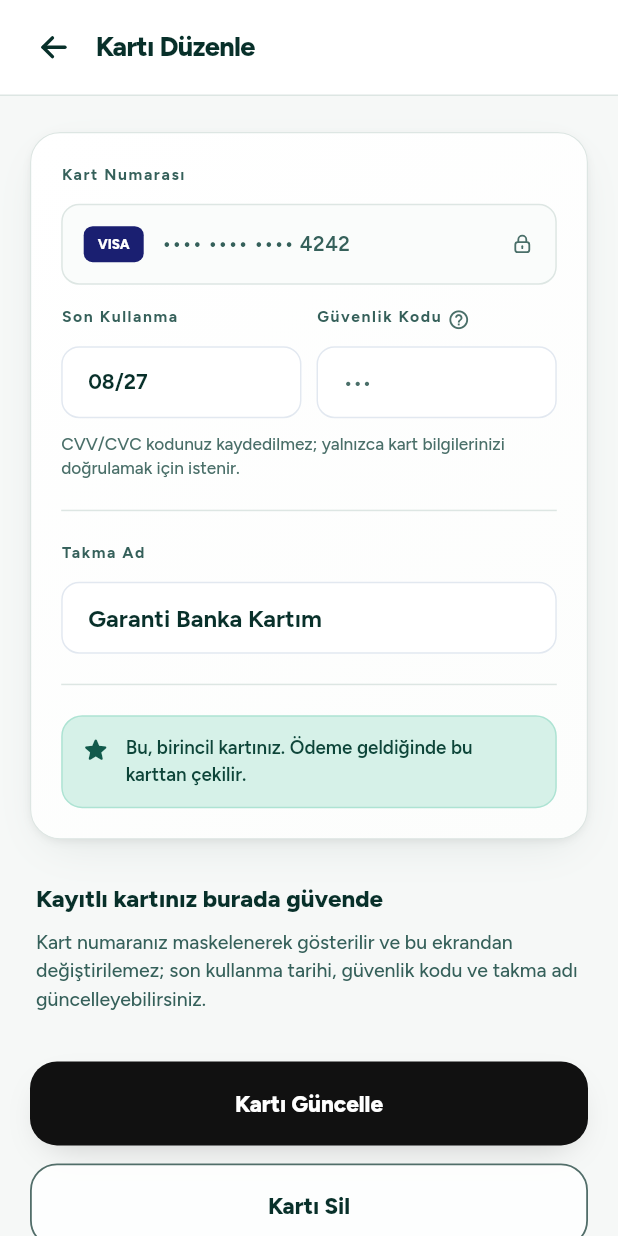
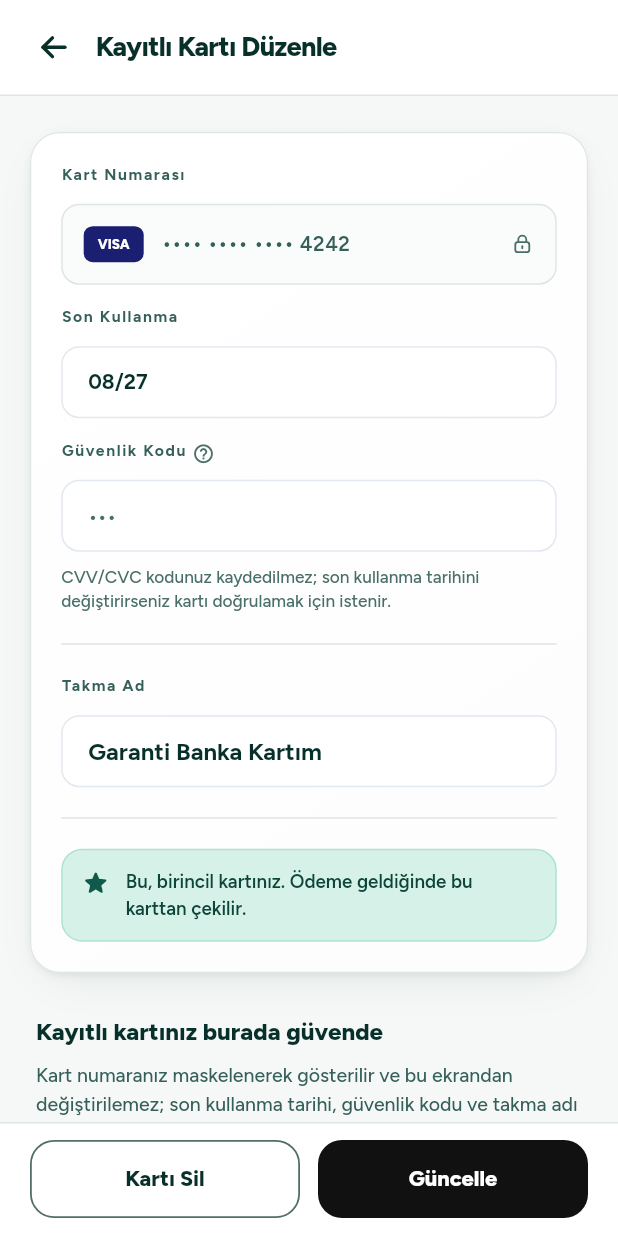
Before and after one commit to batucanx/Parosis, a Flutter app: the CardsModal screen opened directly with empty values, after a tap on "VISA", on a phone screen of 412 x 824 dp. Run offline on Flutter 3.47's test engine with Material 3 defaults, Android fonts, the phone set to English and light mode, and no system bars; our stand-ins replace flutter_svg.

Commit message:
style(design): FINDING-001 - make card flow responsive

```diff
--- a/lib/screens/cards_modal.dart
+++ b/lib/screens/cards_modal.dart
@@ -230,33 +230,11 @@ class _CardsModalState extends State<CardsModal> {
   Future<void> _openNewCard() async {
     _resetForm();
     final card = await Navigator.of(context).push<SavedCard>(
-      PageRouteBuilder<SavedCard>(
-        transitionDuration: const Duration(milliseconds: 320),
-        reverseTransitionDuration: const Duration(milliseconds: 240),
-        pageBuilder: (routeContext, animation, secondaryAnimation) {
-          return StatefulBuilder(
+      MaterialPageRoute<SavedCard>(
+        builder: (_) => StatefulBuilder(
           builder: (pageContext, pageSetState) =>
               _buildNewCardScreen(pageContext, pageSetState),
-          );
-        },
-        transitionsBuilder: (routeContext, animation, secondary, child) {
-          if (MediaQuery.disableAnimationsOf(routeContext)) return child;
-          final curved = CurvedAnimation(
-            parent: animation,
-            curve: Curves.easeOutCubic,
-            reverseCurve: Curves.easeInCubic,
-          );
-          return FadeTransition(
-            opacity: curved,
-            child: SlideTransition(
-              position: Tween<Offset>(
-                begin: const Offset(0, 0.14),
-                end: Offset.zero,
-              ).animate(curved),
-              child: child,
-            ),
-          );
-        },
+        ),
       ),
     );
     if (!mounted) return;
@@ -670,10 +648,8 @@ class _CardsModalState extends State<CardsModal> {
           ),
           const SizedBox(height: 10),
 
-          Row(
-            children: [
-              Expanded(
-                child: Column(
+          _ResponsiveFieldPair(
+            first: Column(
               crossAxisAlignment: CrossAxisAlignment.start,
               children: [
                 _FieldLabel('Son Kullanma'),
@@ -699,10 +675,7 @@ class _CardsModalState extends State<CardsModal> {
                 ),
               ],
             ),
-              ),
-              const SizedBox(width: 10),
-              Expanded(
-                child: Column(
+            second: Column(
               crossAxisAlignment: CrossAxisAlignment.start,
               children: [
                 _FieldLabel('CVV / CVC'),
@@ -726,8 +699,6 @@ class _CardsModalState extends State<CardsModal> {
               ],
             ),
           ),
-            ],
-          ),
           const SizedBox(height: 10),
 
           _FieldLabel('Kart Sahibi Adı'),
@@ -776,11 +747,7 @@ class _CardsModalState extends State<CardsModal> {
               child: Row(
                 crossAxisAlignment: CrossAxisAlignment.start,
                 children: [
-                  Icon(
-                    Icons.star_rounded,
-                    size: 18,
-                    color: AppColors.brand700,
-                  ),
+                  Icon(Icons.star_rounded, size: 18, color: AppColors.brand700),
                   const SizedBox(width: 10),
                   Expanded(
                     child: Text(
@@ -1070,6 +1037,9 @@ class _SavedCardEditScreenState extends State<_SavedCardEditScreen> {
 
   String? _validateCvv(String? value) {
     final v = value?.trim() ?? '';
+    final expiryChanged =
+        _expiryController.text.trim() != widget.card.expiry.trim();
+    if (v.isEmpty && !expiryChanged) return null;
     if (v.length < 3) return 'Güvenlik kodu gerekli.';
     return null;
   }
@@ -1086,14 +1056,23 @@ class _SavedCardEditScreenState extends State<_SavedCardEditScreen> {
         ),
         content: Text(
           'Kartınızın arkasındaki imza panelinde bulunan 3 haneli koddur (Visa, Mastercard) ya da Troy kartlarda kartın ön veya arka yüzünde yer alır.',
-          style: figtree(size: 14, weight: W.medium, color: AppColors.inkSoft, height: 1.4),
+          style: figtree(
+            size: 14,
+            weight: W.medium,
+            color: AppColors.inkSoft,
+            height: 1.4,
+          ),
         ),
         actions: [
           TextButton(
             onPressed: () => Navigator.of(dialogContext).pop(),
             child: Text(
               'Anladım',
-              style: figtree(size: 14, weight: W.bold, color: AppColors.brand700),
+              style: figtree(
+                size: 14,
+                weight: W.bold,
+                color: AppColors.brand700,
+              ),
             ),
           ),
         ],
@@ -1200,7 +1179,7 @@ class _SavedCardEditScreenState extends State<_SavedCardEditScreen> {
                   const SizedBox(width: 4),
                   Expanded(
                     child: Text(
-                      'Kartı Düzenle',
+                      'Kayıtlı Kartı Düzenle',
                       maxLines: 1,
                       overflow: TextOverflow.ellipsis,
                       style: figtree(
@@ -1216,6 +1195,8 @@ class _SavedCardEditScreenState extends State<_SavedCardEditScreen> {
             ),
             Expanded(
               child: ListView(
+                keyboardDismissBehavior:
+                    ScrollViewKeyboardDismissBehavior.onDrag,
                 padding: const EdgeInsets.fromLTRB(20, 24, 20, 32),
                 children: [
                   GlassPanel(
@@ -1273,16 +1254,13 @@ class _SavedCardEditScreenState extends State<_SavedCardEditScreen> {
                             ),
                           ),
                           const SizedBox(height: 14),
-                          Row(
-                            crossAxisAlignment: CrossAxisAlignment.start,
-                            children: [
-                              Expanded(
-                                child: Column(
+                          _ResponsiveFieldPair(
+                            first: Column(
                               crossAxisAlignment: CrossAxisAlignment.start,
                               children: [
                                 const _FieldLabel('Son Kullanma'),
                                 const SizedBox(height: 8),
-                                    TextFormField(
+                                _ValidatedTextField(
                                   controller: _expiryController,
                                   keyboardType: TextInputType.number,
                                   textInputAction: TextInputAction.next,
@@ -1290,43 +1268,33 @@ class _SavedCardEditScreenState extends State<_SavedCardEditScreen> {
                                     FilteringTextInputFormatter.digitsOnly,
                                     LengthLimitingTextInputFormatter(5),
                                   ],
-                                      autovalidateMode:
-                                          AutovalidateMode.onUserInteraction,
                                   validator: validateCardExpiry,
                                   onChanged: (v) {
                                     final formatted = _formatExpiry(v);
-                                        _setFormatted(
-                                          _expiryController,
-                                          formatted,
-                                        );
+                                    _setFormatted(_expiryController, formatted);
                                     if (formatted.length == 5) {
                                       FocusScope.of(
                                         context,
                                       ).requestFocus(_cvvFocus);
                                     }
                                   },
-                                      style: figtree(
-                                        size: 14,
-                                        weight: W.bold,
-                                      ),
+                                  style: figtree(size: 14, weight: W.bold),
                                   decoration: _fieldDecoration('AA/YY'),
                                 ),
                               ],
                             ),
-                              ),
-                              const SizedBox(width: 10),
-                              Expanded(
-                                child: Column(
+                            second: Column(
                               crossAxisAlignment: CrossAxisAlignment.start,
                               children: [
                                 Row(
                                   children: [
-                                        const _FieldLabel('Güvenlik Kodu'),
+                                    const Flexible(
+                                      child: _FieldLabel('Güvenlik Kodu'),
+                                    ),
                                     const SizedBox(width: 4),
                                     Semantics(
                                       button: true,
-                                          label:
-                                              'Güvenlik kodu nedir, bilgi al',
+                                      label: 'Güvenlik kodu nedir, bilgi al',
                                       child: PressableScale(
                                         scale: 0.85,
                                         onTap: _showCvvHelp,
@@ -1340,7 +1308,7 @@ class _SavedCardEditScreenState extends State<_SavedCardEditScreen> {
                                   ],
                                 ),
                                 const SizedBox(height: 8),
-                                    TextFormField(
+                                _ValidatedTextField(
                                   controller: _cvvController,
                                   focusNode: _cvvFocus,
                                   obscureText: true,
@@ -1351,23 +1319,16 @@ class _SavedCardEditScreenState extends State<_SavedCardEditScreen> {
                                     FilteringTextInputFormatter.digitsOnly,
                                     LengthLimitingTextInputFormatter(4),
                                   ],
-                                      autovalidateMode:
-                                          AutovalidateMode.onUserInteraction,
                                   validator: _validateCvv,
-                                      style: figtree(
-                                        size: 14,
-                                        weight: W.bold,
-                                      ),
+                                  style: figtree(size: 14, weight: W.bold),
                                   decoration: _fieldDecoration('•••'),
                                 ),
                               ],
                             ),
-                              ),
-                            ],
                           ),
                           const SizedBox(height: 9),
                           Text(
-                            'CVV/CVC kodunuz kaydedilmez; yalnızca kart bilgilerinizi doğrulamak için istenir.',
+                            'CVV/CVC kodunuz kaydedilmez; son kullanma tarihini değiştirirseniz kartı doğrulamak için istenir.',
                             style: figtree(
                               size: 11.5,
                               weight: W.medium,
@@ -1512,74 +1473,41 @@ class _SavedCardEditScreenState extends State<_SavedCardEditScreen> {
                       ],
                     ),
                   ),
-                  const SizedBox(height: 32),
-                  Semantics(
-                    button: true,
-                    label: 'Kartı güncelle',
-                    child: PressableScale(
-                      scale: 0.98,
+                  const SizedBox(height: 16),
+                ],
+              ),
+            ),
+          ],
+        ),
+      ),
+      bottomNavigationBar: DecoratedBox(
+        decoration: const BoxDecoration(
+          color: AppColors.surface,
+          border: Border(top: BorderSide(color: AppColors.surfaceBorder)),
+        ),
+        child: SafeArea(
+          top: false,
+          minimum: const EdgeInsets.fromLTRB(20, 12, 20, 12),
+          child: Row(
+            children: [
+              Expanded(
+                child: _EditActionButton(
+                  label: 'Kartı Sil',
+                  semanticLabel: 'Kayıtlı kartı sil',
+                  onTap: _confirmDelete,
+                ),
+              ),
+              const SizedBox(width: 12),
+              Expanded(
+                child: _EditActionButton(
+                  label: 'Güncelle',
+                  semanticLabel: 'Kartı güncelle',
                   onTap: _updateCard,
-                      child: Container(
-                        height: 56,
-                        decoration: BoxDecoration(
-                          color: AppColors.nearBlack,
-                          borderRadius: BorderRadius.circular(18),
-                          boxShadow: [
-                            BoxShadow(
-                              color: Colors.black.withValues(alpha: 0.18),
-                              blurRadius: 18,
-                              spreadRadius: -8,
-                              offset: const Offset(0, 9),
-                            ),
-                          ],
-                        ),
-                        child: Center(
-                          child: Text(
-                            'Kartı Güncelle',
-                            style: figtree(
-                              size: 15,
-                              weight: W.extrabold,
-                              color: Colors.white,
-                            ),
-                          ),
-                        ),
-                      ),
-                    ),
-                  ),
-                  const SizedBox(height: 12),
-                  Semantics(
-                    button: true,
-                    label: 'Kayıtlı kartı sil',
-                    child: PressableScale(
-                      scale: 0.98,
-                      onTap: _confirmDelete,
-                      child: Container(
-                        height: 56,
-                        decoration: BoxDecoration(
-                          color: Colors.white.withValues(alpha: 0.82),
-                          borderRadius: BorderRadius.circular(18),
-                          border: Border.all(
-                            color: AppColors.ink.withValues(alpha: 0.70),
-                            width: 1.2,
-                          ),
-                        ),
-                        child: Center(
-                          child: Text(
-                            'Kartı Sil',
-                            style: figtree(
-                              size: 15,
-                              weight: W.extrabold,
-                              color: AppColors.ink,
-                            ),
-                          ),
-                        ),
-                      ),
-                    ),
-                  ),
-                ],
-              ),
-            ),
-          ],
+                  isPrimary: true,
+                ),
+              ),
+            ],
+          ),
         ),
       ),
     );
@@ -1622,6 +1550,141 @@ class _FieldLabel extends StatelessWidget {
       ),
     ),
   );
+}
+
+class _ValidatedTextField extends StatelessWidget {
+  final TextEditingController controller;
+  final FocusNode? focusNode;
+  final TextInputType? keyboardType;
+  final TextInputAction? textInputAction;
+  final List<TextInputFormatter>? inputFormatters;
+  final FormFieldValidator<String>? validator;
+  final ValueChanged<String>? onChanged;
+  final ValueChanged<String>? onFieldSubmitted;
+  final TextStyle? style;
+  final InputDecoration decoration;
+  final bool obscureText;
+
+  const _ValidatedTextField({
+    required this.controller,
+    required this.decoration,
+    this.focusNode,
+    this.keyboardType,
+    this.textInputAction,
+    this.inputFormatters,
+    this.validator,
+    this.onChanged,
+    this.onFieldSubmitted,
+    this.style,
+    this.obscureText = false,
+  });
+
+  @override
+  Widget build(BuildContext context) {
+    return FormField<String>(
+      initialValue: controller.text,
+      autovalidateMode: AutovalidateMode.onUserInteraction,
+      validator: validator,
+      builder: (field) => TextField(
+        controller: controller,
+        focusNode: focusNode,
+        keyboardType: keyboardType,
+        textInputAction: textInputAction,
+        inputFormatters: inputFormatters,
+        obscureText: obscureText,
+        style: style,
+        decoration: decoration.copyWith(errorText: field.errorText),
+        onChanged: (value) {
+          onChanged?.call(value);
+          field.didChange(controller.text);
+        },
+        onSubmitted: onFieldSubmitted,
+      ),
+    );
+  }
+}
+
+class _ResponsiveFieldPair extends StatelessWidget {
+  final Widget first;
+  final Widget second;
+
+  const _ResponsiveFieldPair({required this.first, required this.second});
+
+  @override
+  Widget build(BuildContext context) {
+    return LayoutBuilder(
+      builder: (context, constraints) {
+        final scaledLabelSize = MediaQuery.textScalerOf(context).scale(10.5);
+        final hasRoomForTwoColumns =
+            constraints.maxWidth >= 340 && scaledLabelSize <= 13;
+
+        if (!hasRoomForTwoColumns) {
+          return Column(
+            crossAxisAlignment: CrossAxisAlignment.stretch,
+            children: [first, const SizedBox(height: 14), second],
+          );
+        }
+
+        return Row(
+          crossAxisAlignment: CrossAxisAlignment.start,
+          children: [
+            Expanded(child: first),
+            const SizedBox(width: 10),
+            Expanded(child: second),
+          ],
+        );
+      },
+    );
+  }
+}
+
+class _EditActionButton extends StatelessWidget {
+  final String label;
+  final String semanticLabel;
+  final VoidCallback onTap;
+  final bool isPrimary;
+
+  const _EditActionButton({
+    required this.label,
+    required this.semanticLabel,
+    required this.onTap,
+    this.isPrimary = false,
+  });
+
+  @override
+  Widget build(BuildContext context) {
+    return Semantics(
+      button: true,
+      label: semanticLabel,
+      child: PressableScale(
+        scale: 0.98,
+        onTap: onTap,
+        child: Container(
+          height: 52,
+          decoration: BoxDecoration(
+            color: isPrimary ? AppColors.nearBlack : AppColors.surface,
+            borderRadius: BorderRadius.circular(16),
+            border: isPrimary
+                ? null
+                : Border.all(
+                    color: AppColors.ink.withValues(alpha: 0.7),
+                    width: 1.2,
+                  ),
+          ),
+          child: Center(
+            child: Text(
+              label,
+              style: figtree(
+                size: 14.5,
+                weight: W.extrabold,
+                color: isPrimary ? Colors.white : AppColors.ink,
+              ),
+            ),
+          ),
+        ),
+      ),
+    );
+  }
 }
 
 class _SchemeBadge extends StatelessWidget {
--- a/lib/widgets/overlay_sheet.dart
+++ b/lib/widgets/overlay_sheet.dart
@@ -8,13 +8,15 @@ class OverlaySheet extends StatelessWidget {
   final String title;
   final VoidCallback onClose;
   final Widget child;
+  final double heightFactor;
 
   const OverlaySheet({
     super.key,
     required this.title,
     required this.onClose,
     required this.child,
-  });
+    this.heightFactor = 0.88,
+  }) : assert(heightFactor > 0 && heightFactor <= 1);
 
   @override
   Widget build(BuildContext context) {
@@ -28,19 +30,27 @@ class OverlaySheet extends StatelessWidget {
           ),
           Align(
             alignment: Alignment.bottomCenter,
-            child: TweenAnimationBuilder<double>(
+            child: LayoutBuilder(
+              builder: (context, constraints) {
+                final sheetHeight = constraints.maxHeight * heightFactor;
+                return TweenAnimationBuilder<double>(
                   tween: Tween(begin: 1, end: 0),
                   duration: const Duration(milliseconds: 360),
                   curve: Curves.easeOutCubic,
                   builder: (context, value, sheet) => Transform.translate(
-                offset: Offset(0, value * MediaQuery.sizeOf(context).height),
+                    offset: Offset(0, value * sheetHeight),
                     child: sheet,
                   ),
-              child: Container(
-                height: MediaQuery.sizeOf(context).height - 54,
+                  child: SizedBox(
+                    key: const ValueKey('overlay-sheet-panel'),
+                    width: double.infinity,
+                    height: sheetHeight,
+                    child: DecoratedBox(
                       decoration: const BoxDecoration(
                         color: AppColors.sheetBg,
-                  borderRadius: BorderRadius.vertical(top: Radius.circular(29)),
+                        borderRadius: BorderRadius.vertical(
+                          top: Radius.circular(29),
+                        ),
                       ),
                       child: Column(
                         children: [
@@ -60,7 +70,10 @@ class OverlaySheet extends StatelessWidget {
                                 Expanded(
                                   child: Text(
                                     title,
-                              style: figtree(size: 17, weight: W.extrabold),
+                                    style: figtree(
+                                      size: 17,
+                                      weight: W.extrabold,
+                                    ),
                                   ),
                                 ),
                                 IconButton(
@@ -78,6 +91,9 @@ class OverlaySheet extends StatelessWidget {
                       ),
                     ),
                   ),
+                );
+              },
+            ),
           ),
         ],
       ),
```
Also changed, not shown: 1 other file. Lines whose indentation alone changed are shown as unchanged.
